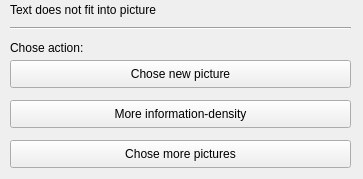
First picture: the form in problemdialog.ui, repository HAW-AI/Steganography, before the edit.
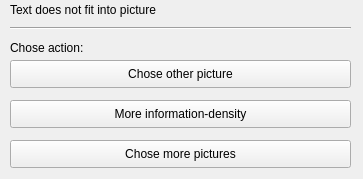
Second picture: the form after the edit.

```diff
--- a/problemdialog.ui
+++ b/problemdialog.ui
@@ -36,7 +36,7 @@
     </rect>
    </property>
    <property name="text">
-    <string>Chose new picture</string>
+    <string>Chose other picture</string>
    </property>
   </widget>
   <widget class="QPushButton" name="moreDensityButton">
```
